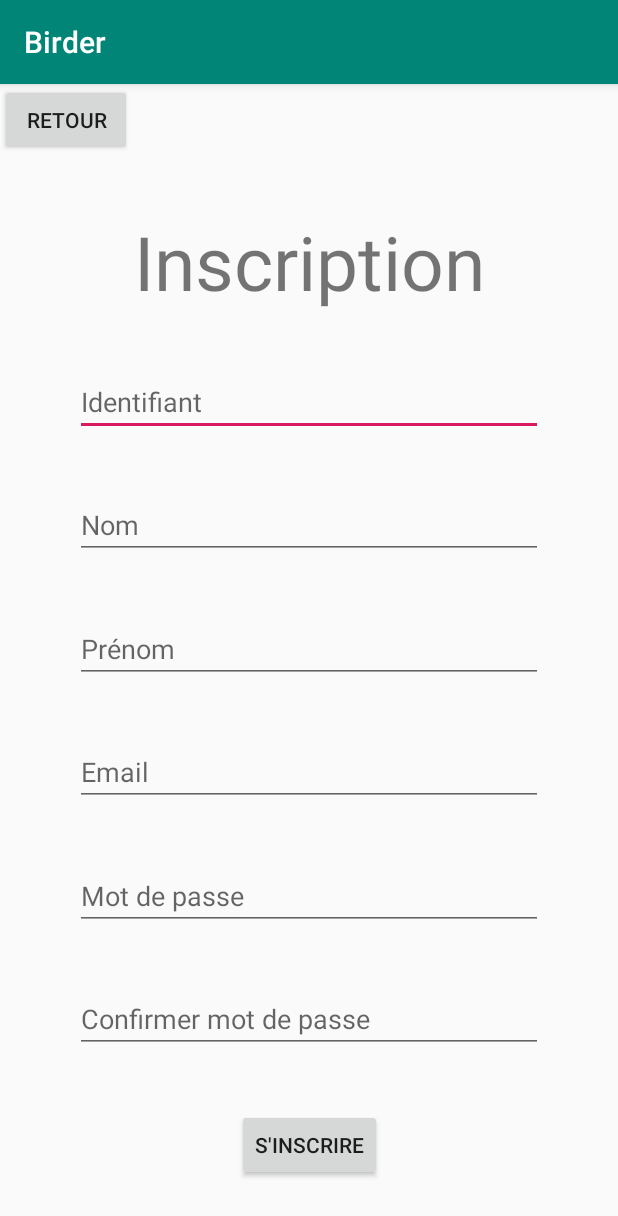
After one commit to 2019-2020-ihm/2019-2020-ihm-td2-oiseaux, an Android app: the InscriptionActivity screen opened directly, with no data from a screen before it, on a phone screen of 412 x 824 dp. The commit adds this screen. Shown: the top 1216 px of the screen. Run offline under Robolectric (Android 15) with nearby library versions, the phone set to English and light mode, and no system bars.

Commit message:
#2 Création de la page de connexion et d'inscription

```diff
--- a/client/app/src/main/AndroidManifest.xml
+++ b/client/app/src/main/AndroidManifest.xml
@@ -20,6 +20,8 @@
 			</intent-filter>
 		</activity>
 		<activity android:name="pns.si3.ihm.birder.MapActivity"/>
+		<activity android:name="pns.si3.ihm.birder.ConnexionActivity"/>
+		<activity android:name="pns.si3.ihm.birder.InscriptionActivity"/>
 	</application>
 
 </manifest>
--- /dev/null
+++ b/client/app/src/main/java/pns/si3/ihm/birder/InscriptionActivity.java
@@ -0,0 +1,26 @@
+package pns.si3.ihm.birder;
+
+import android.os.Bundle;
+import android.view.View;
+
+import androidx.appcompat.app.AppCompatActivity;
+
+import etudes.fr.demoosm.R;
+
+public class InscriptionActivity extends AppCompatActivity {
+
+    @Override
+    protected void onCreate(Bundle savedInstanceState) {
+        super.onCreate(savedInstanceState);
+        setContentView(R.layout.activity_inscription);
+
+        findViewById(R.id.button_return_inscription).setOnClickListener(new View.OnClickListener() {
+            @Override
+            public void onClick(View v) {
+                finish();
+            }
+        });
+    }
+
+
+}
--- /dev/null
+++ b/client/app/src/main/res/layout/activity_inscription.xml
@@ -0,0 +1,120 @@
+<?xml version="1.0" encoding="utf-8"?>
+<androidx.constraintlayout.widget.ConstraintLayout xmlns:android="http://schemas.android.com/apk/res/android"
+    xmlns:app="http://schemas.android.com/apk/res-auto"
+    android:orientation="vertical"
+    android:layout_width="match_parent"
+    android:layout_height="match_parent">
+
+
+
+    <Button
+        android:id="@+id/button_return_inscription"
+        android:layout_width="wrap_content"
+        android:layout_height="wrap_content"
+        android:text="Retour"
+        app:layout_constraintLeft_toLeftOf="parent"
+        app:layout_constraintTop_toTopOf="parent"/>
+
+
+    <TextView
+        android:id="@+id/textView1_inscription"
+        android:layout_width="wrap_content"
+        android:layout_height="wrap_content"
+        android:text="Inscription"
+        android:textSize="50dp"
+        app:layout_constraintTop_toBottomOf="@+id/button_return_inscription"
+        app:layout_constraintLeft_toLeftOf="parent"
+        app:layout_constraintRight_toRightOf="parent"
+        app:layout_constraintBottom_toTopOf="@id/edittext_identifiant_inscription"/>
+
+    <EditText
+        android:id="@+id/edittext_identifiant_inscription"
+        android:layout_width="match_parent"
+        android:layout_height="wrap_content"
+        android:layout_marginLeft="50dp"
+        android:layout_marginRight="50dp"
+        android:hint="Identifiant"
+        app:layout_constraintTop_toBottomOf="@id/textView1_inscription"
+        app:layout_constraintBottom_toTopOf="@id/edittext_nom_inscription"
+        app:layout_constraintLeft_toLeftOf="parent"
+        app:layout_constraintRight_toRightOf="parent"/>
+
+
+    <EditText
+        android:id="@+id/edittext_nom_inscription"
+        android:layout_width="match_parent"
+        android:layout_height="wrap_content"
+        android:layout_marginLeft="50dp"
+        android:layout_marginRight="50dp"
+        android:hint="Nom"
+        app:layout_constraintTop_toBottomOf="@+id/edittext_identifiant_inscription"
+        app:layout_constraintBottom_toTopOf="@id/edittext_prenom_inscription"
+        app:layout_constraintLeft_toLeftOf="parent"
+        app:layout_constraintRight_toRightOf="parent"/>
+
+    <EditText
+        android:id="@+id/edittext_prenom_inscription"
+        android:layout_width="match_parent"
+        android:layout_height="wrap_content"
+        android:layout_marginLeft="50dp"
+        android:layout_marginRight="50dp"
+        android:hint="Prénom"
+        app:layout_constraintTop_toBottomOf="@+id/edittext_nom_inscription"
+        app:layout_constraintBottom_toTopOf="@id/edittext_email_inscription"
+        app:layout_constraintLeft_toLeftOf="parent"
+        app:layout_constraintRight_toRightOf="parent"/>
+
+
+    <EditText
+        android:id="@+id/edittext_email_inscription"
+        android:layout_width="match_parent"
+        android:layout_height="wrap_content"
+        android:layout_marginLeft="50dp"
+        android:layout_marginRight="50dp"
+        android:hint="Email"
+        app:layout_constraintTop_toBottomOf="@+id/edittext_prenom_inscription"
+        app:layout_constraintBottom_toTopOf="@id/edittext_mdp_inscription"
+        app:layout_constraintLeft_toLeftOf="parent"
+        app:layout_constraintRight_toRightOf="parent"/>
+
+
+    <EditText
+        android:id="@+id/edittext_mdp_inscription"
+        android:layout_width="match_parent"
+        android:layout_height="wrap_content"
+        android:layout_marginLeft="50dp"
+        android:layout_marginRight="50dp"
+        android:hint="Mot de passe"
+        app:layout_constraintTop_toBottomOf="@+id/edittext_email_inscription"
+        app:layout_constraintBottom_toTopOf="@id/edittext_confirmer_mdp_inscription"
+        app:layout_constraintLeft_toLeftOf="parent"
+        app:layout_constraintRight_toRightOf="parent"/>
+
+
+    <EditText
+        android:id="@+id/edittext_confirmer_mdp_inscription"
+        android:layout_width="match_parent"
+        android:layout_height="wrap_content"
+        android:layout_marginLeft="50dp"
+        android:layout_marginRight="50dp"
+        android:hint="Confirmer mot de passe"
+        app:layout_constraintTop_toBottomOf="@+id/edittext_mdp_inscription"
+        app:layout_constraintBottom_toTopOf="@id/button_inscription"
+        app:layout_constraintLeft_toLeftOf="parent"
+        app:layout_constraintRight_toRightOf="parent"/>
+
+
+    <Button
+        android:id="@+id/button_inscription"
+        android:layout_width="wrap_content"
+        android:layout_height="wrap_content"
+        app:layout_constraintBottom_toBottomOf="parent"
+        app:layout_constraintTop_toBottomOf="@id/edittext_confirmer_mdp_inscription"
+        android:text="S'inscrire"
+        app:layout_constraintLeft_toLeftOf="parent"
+        app:layout_constraintRight_toRightOf="parent"/>
+
+
+
+
+</androidx.constraintlayout.widget.ConstraintLayout>
```
Also changed, not shown: client/app/src/main/java/pns/si3/ihm/birder/ConnexionActivity.java (added, +37 -0 lines), client/app/src/main/java/pns/si3/ihm/birder/MainActivity.java (+6 -10 lines), client/app/src/main/java/pns/si3/ihm/birder/MapActivity.java (+6 -3 lines), client/app/src/main/res/layout/activity_connexion.xml (added, +78 -0 lines).
